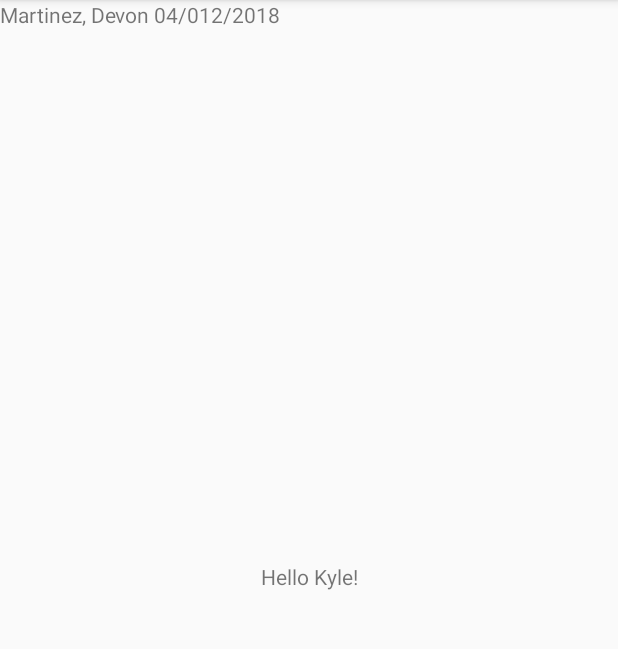
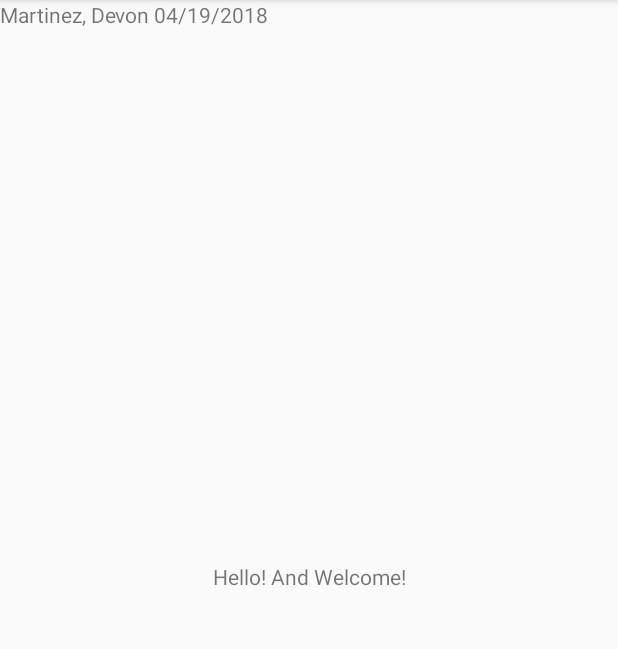
Before and after one commit to D3v0nM/FirstApplication, an Android app: the screen it shows after launch (MainActivity), on a phone screen of 412 x 824 dp, the part 84-733 px from its top. Run offline under Robolectric (Android 15) with nearby library versions, the phone set to English and light mode, and no system bars.

Commit message:
Updated string values for HW2

```diff
--- a/app/src/main/res/menu/activity_main.xml
+++ b/app/src/main/res/menu/activity_main.xml
@@ -1,5 +1,5 @@
 <?xml version="1.0" encoding="utf-8"?>
 <menu xmlns:android="http://schemas.android.com/apk/res/android">
 <item android:id="@+id/action_bar"
-    android:title="@string/great" />
+    android:title="@string/menu1" />
 </menu>
--- a/app/src/main/res/values/strings.xml
+++ b/app/src/main/res/values/strings.xml
@@ -1,6 +1,6 @@
 <resources>
     <string name="app_name">First Application</string>
-    <string name="hello">Hello Kyle!</string>
-    <string name="great">Thanks Kyle! This is great!</string>
-    <string name="me">Martinez, Devon 04/012/2018</string>
+    <string name="hello">Hello! And Welcome!</string>
+    <string name="menu1">Let us get started</string>
+    <string name="me">Martinez, Devon 04/19/2018</string>
 </resources>
```
